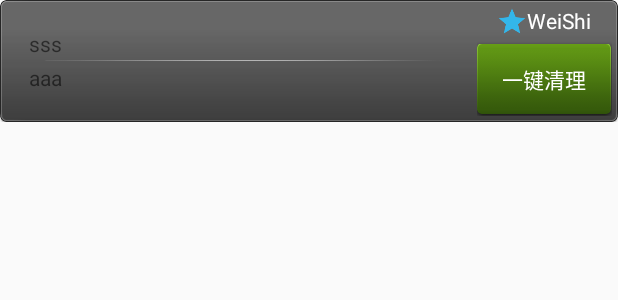
After one commit to weimcgrady91/WeiShi, an Android app: the layout process_widget.xml on its own in the app's theme, with its tools: preview values and no code run, on a phone screen of 412 x 824 dp. The commit adds this screen. Shown: the top 300 px of the screen. Run offline under Robolectric (Android 15) with nearby library versions, the phone set to English and light mode, and no system bars.

```diff
--- /dev/null
+++ b/app/src/main/res/drawable/selector_next_btn_bg.xml
@@ -0,0 +1,7 @@
+<?xml version="1.0" encoding="utf-8"?>
+<selector xmlns:android="http://schemas.android.com/apk/res/android" >
+    <!-- 选中深绿色图片 -->
+	<item android:state_pressed="true"	android:drawable="@drawable/function_greenbutton_pressed"/>
+	<!-- 浅绿色的图片 -->
+	<item android:drawable="@drawable/function_greenbutton_normal"/>
+</selector>
--- /dev/null
+++ b/app/src/main/res/layout/process_widget.xml
@@ -0,0 +1,75 @@
+<?xml version="1.0" encoding="utf-8"?>
+<LinearLayout xmlns:android="http://schemas.android.com/apk/res/android"
+    android:id="@+id/ll_root"
+    android:layout_width="fill_parent"
+    android:layout_height="wrap_content"
+    android:background="@drawable/widget_bg_portrait"
+    android:gravity="center_vertical">
+
+    <LinearLayout
+        android:layout_width="0.0dip"
+        android:layout_height="fill_parent"
+        android:layout_marginLeft="5.0dip"
+        android:layout_weight="1.0"
+        android:gravity="center_vertical"
+        android:orientation="vertical"
+        android:paddingBottom="3.0dip"
+        android:paddingTop="3.0dip">
+
+        <TextView
+            android:text="sss"
+            android:id="@+id/tv_process_count"
+            android:layout_width="wrap_content"
+            android:layout_height="wrap_content"
+            android:layout_marginLeft="10.0dip" />
+
+        <ImageView
+            android:layout_width="fill_parent"
+            android:layout_height="wrap_content"
+            android:layout_marginBottom="1.0dip"
+            android:layout_marginTop="1.0dip"
+            android:background="@drawable/widget_bg_portrait_child_divider" />
+
+        <TextView
+            android:text="aaa"
+            android:id="@+id/tv_process_memory"
+            android:layout_width="wrap_content"
+            android:layout_height="wrap_content"
+            android:layout_marginLeft="10.0dip" />
+    </LinearLayout>
+
+    <LinearLayout
+        android:layout_width="wrap_content"
+        android:layout_height="wrap_content"
+        android:gravity="center_horizontal"
+        android:orientation="vertical">
+
+        <LinearLayout
+            android:layout_width="wrap_content"
+            android:layout_height="wrap_content"
+            android:gravity="center_vertical">
+
+            <ImageView
+                android:layout_width="20.0dip"
+                android:layout_height="20.0dip"
+                android:src="@drawable/ic_launcher" />
+
+            <TextView
+                android:layout_width="wrap_content"
+                android:layout_height="wrap_content"
+                android:text="@string/app_name"
+                android:textColor="#fff" />
+        </LinearLayout>
+
+        <Button
+            android:id="@+id/btn_clear"
+            android:layout_width="90.0dip"
+            android:layout_height="wrap_content"
+            android:layout_centerVertical="true"
+            android:layout_marginTop="5.0dip"
+            android:background="@drawable/selector_next_btn_bg"
+            android:text="一键清理"
+            android:textColor="#fff" />
+    </LinearLayout>
+
+</LinearLayout>
--- a/app/src/main/res/values/strings.xml
+++ b/app/src/main/res/values/strings.xml
@@ -32,4 +32,6 @@
     <string name="sample_device_admin_description">设备管理者(卫士)</string>
     <!-- TODO: Remove or change this placeholder text -->
     <string name="hello_blank_fragment">Hello blank fragment</string>
+    <string name="appwidget_text">EXAMPLE</string>
+    <string name="add_widget">Add widget</string>
 </resources>
```
Also changed, not shown: app/src/main/AndroidManifest.xml (+25 -1 lines), app/src/main/java/test/qun/com/weishi/receiver/KillProcessReceiver.java (added, +16 -0 lines), app/src/main/java/test/qun/com/weishi/receiver/ProcessWidget.java (added, +45 -0 lines), app/src/main/java/test/qun/com/weishi/service/UpdateWidgetService.java (added, +106 -0 lines), app/src/main/res/values-v14/dimens.xml (added, +10 -0 lines), app/src/main/res/values/dimens.xml (added, +10 -0 lines), app/src/main/res/xml/process_widget_info.xml (added, +11 -0 lines), app/src/main/res/drawable-hdpi/widget_bg_portrait.9.png (added), app/src/main/res/drawable-hdpi/widget_bg_portrait_child.9.png (added), app/src/main/res/drawable-hdpi/widget_bg_portrait_child_divider.png (added), app/src/main/res/drawable-nodpi/example_appwidget_preview.png (added).
